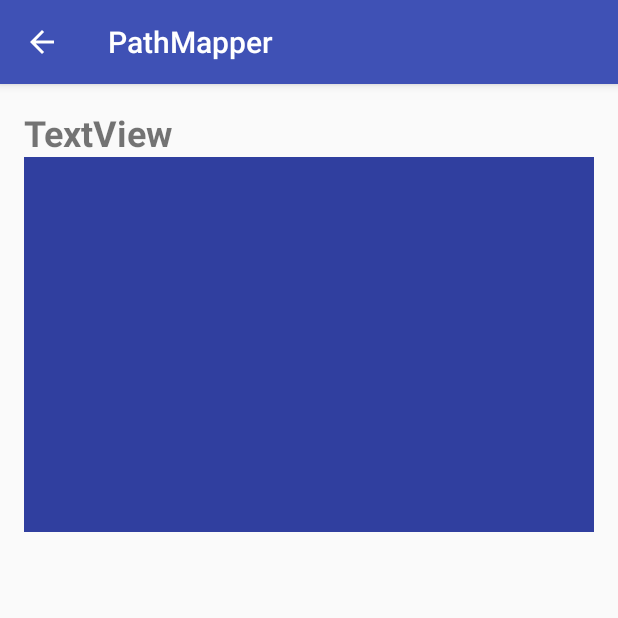
After one commit to harrl7/PathMapper, an Android app: the ItemInfoActivity screen opened directly, with no data from a screen before it, on a phone screen of 412 x 824 dp, the top half of it. The commit adds this screen. Run offline under Robolectric (Android 15) with nearby library versions, the phone set to English and light mode, and no system bars.

Commit message:
item info screen

```diff
--- /dev/null
+++ b/PathMapper/app/src/main/java/bit/com/pathmapper/Activities/ItemInfoActivity.java
@@ -0,0 +1,19 @@
+package bit.com.pathmapper.Activities;
+
+import android.support.v7.app.AppCompatActivity;
+import android.os.Bundle;
+
+import bit.com.pathmapper.R;
+
+public class ItemInfoActivity extends AppCompatActivity
+{
+
+    @Override
+    protected void onCreate(Bundle savedInstanceState)
+    {
+        super.onCreate(savedInstanceState);
+        setContentView(R.layout.activity_item_info);
+
+
+    }
+}
--- /dev/null
+++ b/PathMapper/app/src/main/res/layout/activity_item_info.xml
@@ -0,0 +1,29 @@
+<?xml version="1.0" encoding="utf-8"?>
+<LinearLayout
+    xmlns:android="http://schemas.android.com/apk/res/android"
+    xmlns:app="http://schemas.android.com/apk/res-auto"
+    xmlns:tools="http://schemas.android.com/tools"
+    android:id="@+id/activity_item_info"
+    android:layout_width="match_parent"
+    android:layout_height="match_parent"
+    android:paddingBottom="@dimen/activity_vertical_margin"
+    android:paddingLeft="@dimen/activity_horizontal_margin"
+    android:paddingRight="@dimen/activity_horizontal_margin"
+    android:paddingTop="@dimen/activity_vertical_margin"
+    tools:context="bit.com.pathmapper.Activities.ItemInfoActivity"
+    android:orientation="vertical">
+
+    <TextView
+        android:text="TextView"
+        android:layout_width="wrap_content"
+        android:layout_height="wrap_content"
+        android:id="@+id/tvName"
+        android:textStyle="normal|bold"
+        android:textSize="24sp"/>
+
+    <ImageView
+        android:layout_width="match_parent"
+        android:layout_height="250dp"
+        app:srcCompat="@color/colorPrimaryDark"
+        android:id="@+id/imageView2"/>
+</LinearLayout>
--- a/PathMapper/app/src/main/res/values/colors.xml
+++ b/PathMapper/app/src/main/res/values/colors.xml
@@ -1,6 +1,6 @@
 <?xml version="1.0" encoding="utf-8"?>
 <resources>
     <color name="colorPrimary">#3F51B5</color>
-    <color name="colorPrimaryDark">#303F9F</color>
+    <color name="colorPrimaryDark">#303f9f</color>
     <color name="colorAccent">#FF4081</color>
 </resources>
```
Also changed, not shown: PathMapper/app/src/main/AndroidManifest.xml (+35 -24 lines), PathMapper/app/src/main/java/bit/com/pathmapper/Activities/BarCodeReaderActivity.java (+15 -0 lines).
